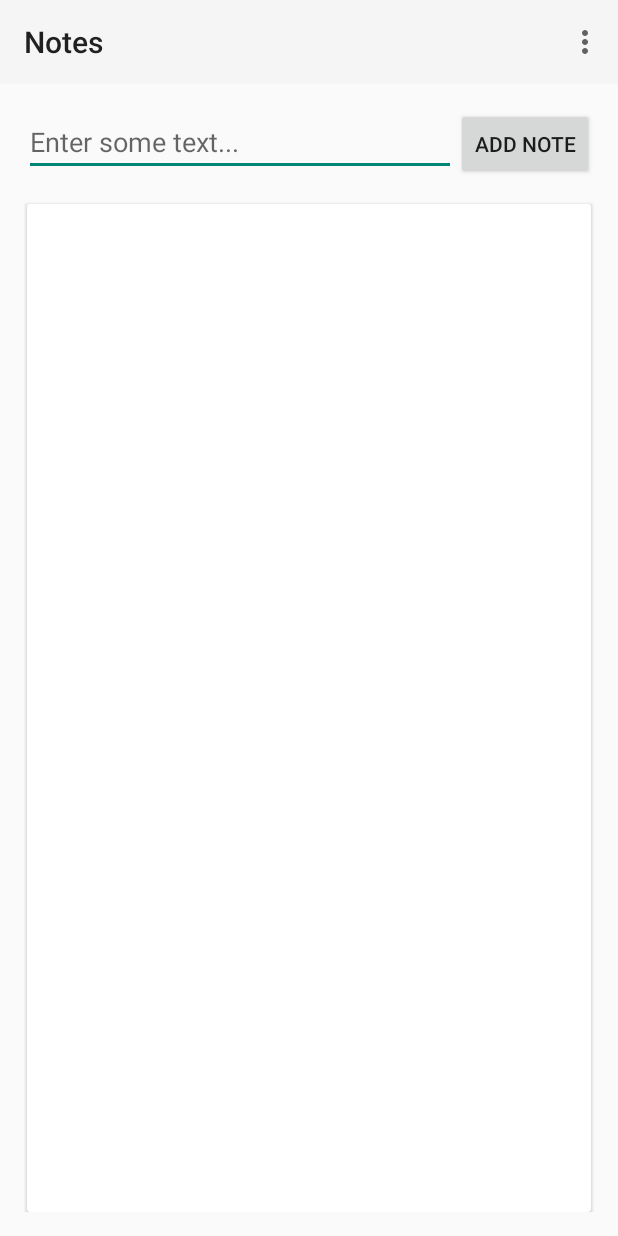
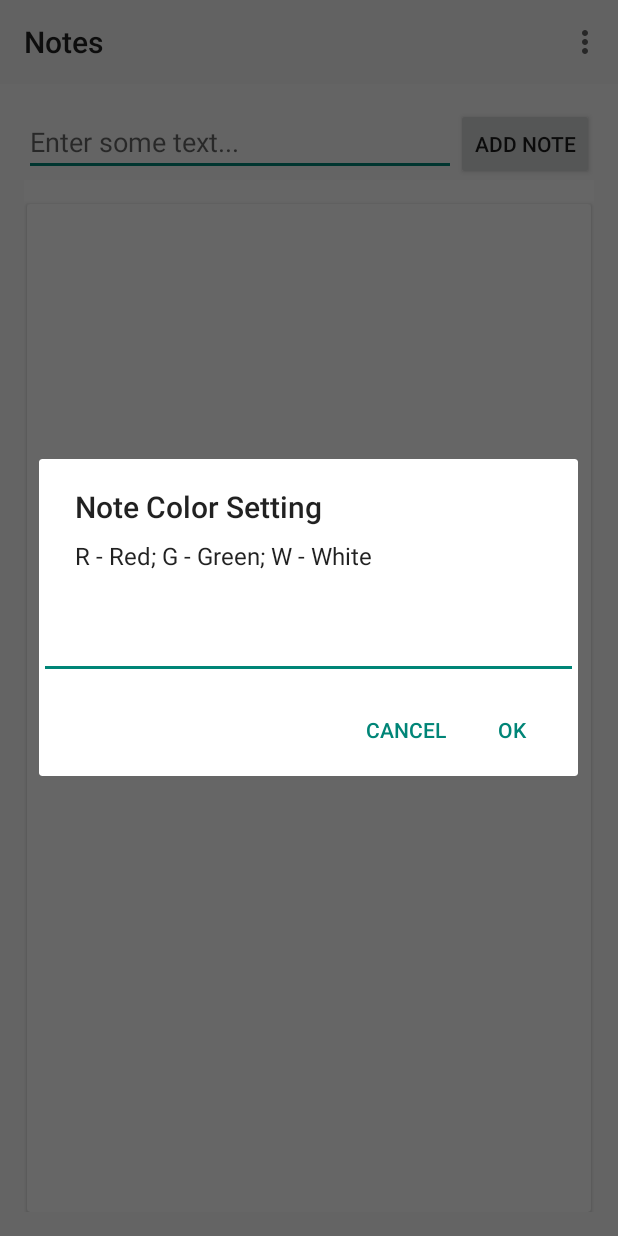
Before and after one commit to kristjin/Android_Notes, an Android app: the screen it shows after launch (MainActivity), in the options menu, after a tap on "Settings", on a phone screen of 412 x 824 dp. Run offline under Robolectric (Android 15) with nearby library versions, the phone set to English and light mode, and no system bars; 1 statement that could not run was skipped.

Commit message:
Editing, deleting a note completed.  Background color changing added.

```diff
--- a/app/src/main/java/com/thinkful/notes/MainActivity.java
+++ b/app/src/main/java/com/thinkful/notes/MainActivity.java
@@ -1,8 +1,14 @@
 package com.thinkful.notes;
 
 import android.app.Activity;
+import android.content.Context;
+import android.content.DialogInterface;
+import android.content.Intent;
+import android.content.SharedPreferences;
+import android.graphics.Color;
 import android.os.Bundle;
 import android.support.v7.app.ActionBarActivity;
+import android.support.v7.app.AlertDialog;
 import android.support.v7.widget.DefaultItemAnimator;
 import android.support.v7.widget.LinearLayoutManager;
 import android.support.v7.widget.RecyclerView;
@@ -57,8 +63,48 @@ public class MainActivity extends ActionBarActivity {
         mRecyclerView.setItemAnimator(new DefaultItemAnimator());
         mAdapter = new NoteListItemAdapter(this, mRecyclerView);
         mRecyclerView.setAdapter(mAdapter);
+
+        setColor();
     }
 
+    public void openColorDialog(){
+        final EditText input = new EditText(this);
+        new AlertDialog.Builder(this)
+                .setTitle(R.string.setting_color_title)
+                .setMessage(R.string.setting_color_message)
+                .setView(input)
+                .setPositiveButton(R.string.positive_button_label,
+                        new DialogInterface.OnClickListener() {
+                            public void onClick(DialogInterface dialog, int whichButton) {
+                                String value = input.getText().toString();
+                                SharedPreferences prefs = getPreferences(Context.MODE_PRIVATE);
+                                SharedPreferences.Editor editor = prefs.edit();
+                                editor.putString("NOTE_COLOR", value);
+                                editor.commit();
+                                setColor();
+                            }
+                        })
+                .setNegativeButton(R.string.negative_button_label,
+                        new DialogInterface.OnClickListener() {
+                            public void onClick(DialogInterface dialog, int whichButton) {
+                                //No need for code here.
+                            }
+                        })
+                .show();
+
+    }
+
+    @Override
+    protected void onActivityResult(int requestCode, int resultCode, Intent data) {
+        if (resultCode == RESULT_OK && requestCode == 1) {
+            if (data.hasExtra("Note")) {
+                NoteListItem note = (NoteListItem)data.getSerializableExtra("Note");
+                Toast.makeText(this, note.getText(),
+                        Toast.LENGTH_LONG).show();
+                mAdapter.addItem(note);
+            }
+        }
+    }
 
     @Override
     public boolean onCreateOptionsMenu(Menu menu) {
@@ -76,11 +122,22 @@ public class MainActivity extends ActionBarActivity {
 
         //noinspection SimplifiableIfStatement
         if (id == R.id.action_settings) {
-            Toast toast = Toast.makeText(getApplicationContext(), "This app has no settings.", Toast.LENGTH_SHORT);
-            toast.show();
+            openColorDialog();
             return true;
         }
 
         return super.onOptionsItemSelected(item);
     }
+
+    public void setColor(){
+        SharedPreferences prefs = getPreferences(Context.MODE_PRIVATE);
+        String color = prefs.getString("NOTE_COLOR", "W");
+        if(color.toUpperCase().contains("G")){
+            mRecyclerView.setBackgroundColor(Color.GREEN);
+        }else if(color.toUpperCase().contains("R")){
+            mRecyclerView.setBackgroundColor(Color.RED);
+        }else{
+            mRecyclerView.setBackgroundColor(Color.WHITE);
+        }
+    }
 }
--- a/app/src/main/java/com/thinkful/notes/NoteListItem.java
+++ b/app/src/main/java/com/thinkful/notes/NoteListItem.java
@@ -4,19 +4,21 @@ import java.io.Serializable;
 import java.util.Calendar;
 
 public class NoteListItem implements Serializable {
-    private long id;
+
+    private Long id;
     private String text;
     private String status;
     private Calendar date;
 
     public NoteListItem(String text) {
-        this(text, "Open", Calendar.getInstance());
+        this(null, text, "Open", Calendar.getInstance());
     }
 
-    public NoteListItem(String text, String status, Calendar date){
-        this.text = text;
-        this.status = status;
-        this.date = date;
+    public NoteListItem(Long id, String text, String status, Calendar date){
+        setId(id);
+        setText(text);
+        setStatus(status);
+        setDate(date);
     }
 
     public String getText() {
--- a/app/src/main/java/com/thinkful/notes/NotesDBContract.java
+++ b/app/src/main/java/com/thinkful/notes/NotesDBContract.java
@@ -41,9 +41,11 @@ public class NotesDBContract {
     /* Inner class that defines the note table */
     public static abstract class Note implements BaseColumns {
         public static final String TABLE_NAME = "note";
+        public static final String COLUMN_NAME_ID = "rowid";
         public static final String COLUMN_NAME_NOTE_TEXT = "note_text";
         public static final String COLUMN_NAME_STATUS = "status";
         public static final String COLUMN_NAME_NOTE_DATE = "note_date";
+
     }
 
     /* Inner class that defines the tag table */
--- a/app/src/main/res/layout/activity_edit_note.xml
+++ b/app/src/main/res/layout/activity_edit_note.xml
@@ -4,7 +4,8 @@
     android:paddingRight="@dimen/activity_horizontal_margin"
     android:paddingTop="@dimen/activity_vertical_margin"
     android:paddingBottom="@dimen/activity_vertical_margin"
-    tools:context="com.thinkful.notes.EditNoteActivity">
+    tools:context="com.thinkful.notes.EditNoteActivity"
+    android:id="@+id/edit_note_activity">
 
     <TextView android:text="@string/note_text_label"
         android:layout_width="wrap_content"
--- a/app/src/main/res/values/strings.xml
+++ b/app/src/main/res/values/strings.xml
@@ -9,4 +9,9 @@
     <string name="note_status_label">Resolved</string>
     <string name="note_tags_label">Tags:</string>
     <string name="note_save_label">Save</string>
+
+    <string name="setting_color_title">Note Color Setting</string>
+    <string name="setting_color_message">R - Red; G - Green; W - White</string>
+    <string name="positive_button_label">OK</string>
+    <string name="negative_button_label">CANCEL</string>
 </resources>
```
Also changed, not shown: app/src/main/java/com/thinkful/notes/EditNoteActivity.java (+29 -0 lines), app/src/main/java/com/thinkful/notes/NoteDAO.java (+33 -1 lines), app/src/main/java/com/thinkful/notes/NoteListItemAdapter.java (+28 -2 lines).
